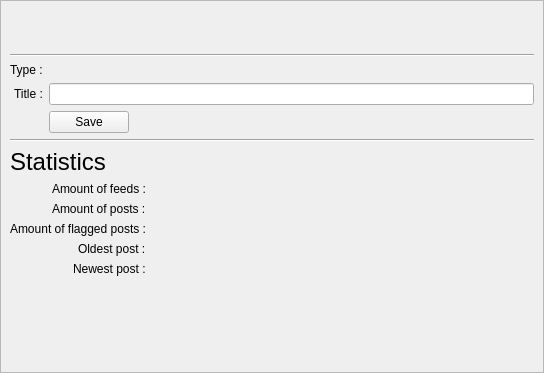
zappatic/ZapFeedReader, file client-desktop/src/widgets/WidgetPropertiesPaneSource.ui: the form before one commit.
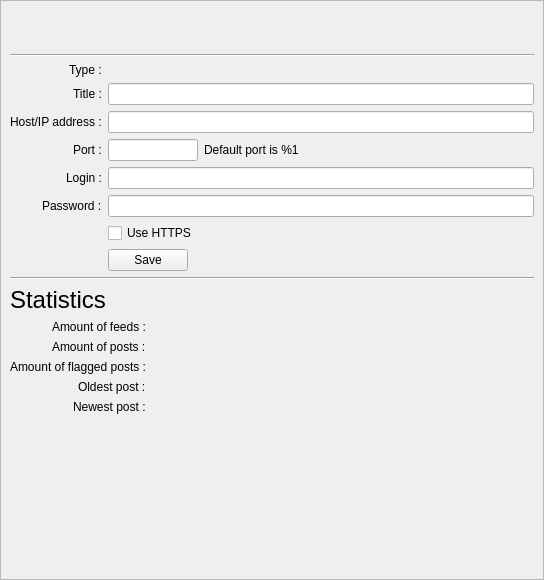
The form after the commit.

Commit message: load and save configData on source properties pane

```diff
--- a/client-desktop/src/widgets/WidgetPropertiesPaneSource.ui
+++ b/client-desktop/src/widgets/WidgetPropertiesPaneSource.ui
@@ -7,7 +7,7 @@
     <x>0</x>
     <y>0</y>
     <width>544</width>
-    <height>373</height>
+    <height>580</height>
    </rect>
   </property>
   <property name="windowTitle">
@@ -83,7 +83,35 @@
         <item row="1" column="1">
          <widget class="QLineEdit" name="lineEditTitle"/>
         </item>
-        <item row="2" column="1">
+        <item row="2" column="0">
+         <widget class="QLabel" name="labelRemoteHost">
+          <property name="text">
+           <string>Host/IP address :</string>
+          </property>
+         </widget>
+        </item>
+        <item row="3" column="0">
+         <widget class="QLabel" name="labelRemotePort">
+          <property name="text">
+           <string>Port :</string>
+          </property>
+         </widget>
+        </item>
+        <item row="4" column="0">
+         <widget class="QLabel" name="labelRemoteLogin">
+          <property name="text">
+           <string>Login :</string>
+          </property>
+         </widget>
+        </item>
+        <item row="5" column="0">
+         <widget class="QLabel" name="labelRemotePassword">
+          <property name="text">
+           <string>Password :</string>
+          </property>
+         </widget>
+        </item>
+        <item row="7" column="1">
          <layout class="QHBoxLayout" name="horizontalLayout">
           <item>
            <widget class="QPushButton" name="pushButtonSave">
@@ -107,6 +135,71 @@
           </item>
          </layout>
         </item>
+        <item row="2" column="1">
+         <widget class="QLineEdit" name="lineEditRemoteHost"/>
+        </item>
+        <item row="3" column="1">
+         <layout class="QHBoxLayout" name="horizontalLayout_2">
+          <item>
+           <widget class="QLineEdit" name="lineEditRemotePort">
+            <property name="minimumSize">
+             <size>
+              <width>90</width>
+              <height>0</height>
+             </size>
+            </property>
+            <property name="maximumSize">
+             <size>
+              <width>90</width>
+              <height>16777215</height>
+             </size>
+            </property>
+           </widget>
+          </item>
+          <item>
+           <widget class="QLabel" name="labelRemotePortInfo">
+            <property name="font">
+             <font>
+              <pointsize>9</pointsize>
+             </font>
+            </property>
+            <property name="text">
+             <string>Default port is %1</string>
+            </property>
+           </widget>
+          </item>
+          <item>
+           <spacer name="horizontalSpacer_2">
+            <property name="orientation">
+             <enum>Qt::Horizontal</enum>
+            </property>
+            <property name="sizeHint" stdset="0">
+             <size>
+              <width>40</width>
+              <height>20</height>
+             </size>
+            </property>
+           </spacer>
+          </item>
+         </layout>
+        </item>
+        <item row="4" column="1">
+         <widget class="QLineEdit" name="lineEditRemoteLogin"/>
+        </item>
+        <item row="5" column="1">
+         <widget class="QLineEdit" name="lineEditRemotePassword">
+          <property name="echoMode">
+           <enum>QLineEdit::PasswordEchoOnEdit</enum>
+          </property>
+         </widget>
+        </item>
+        <item row="6" column="1">
+         <widget class="QCheckBox" name="checkBoxRemoteUseHTTPS">
+          <property name="text">
+           <string>Use HTTPS</string>
+          </property>
+         </widget>
+        </item>
        </layout>
       </item>
       <item>
```
The commit also changes 9 other files.
